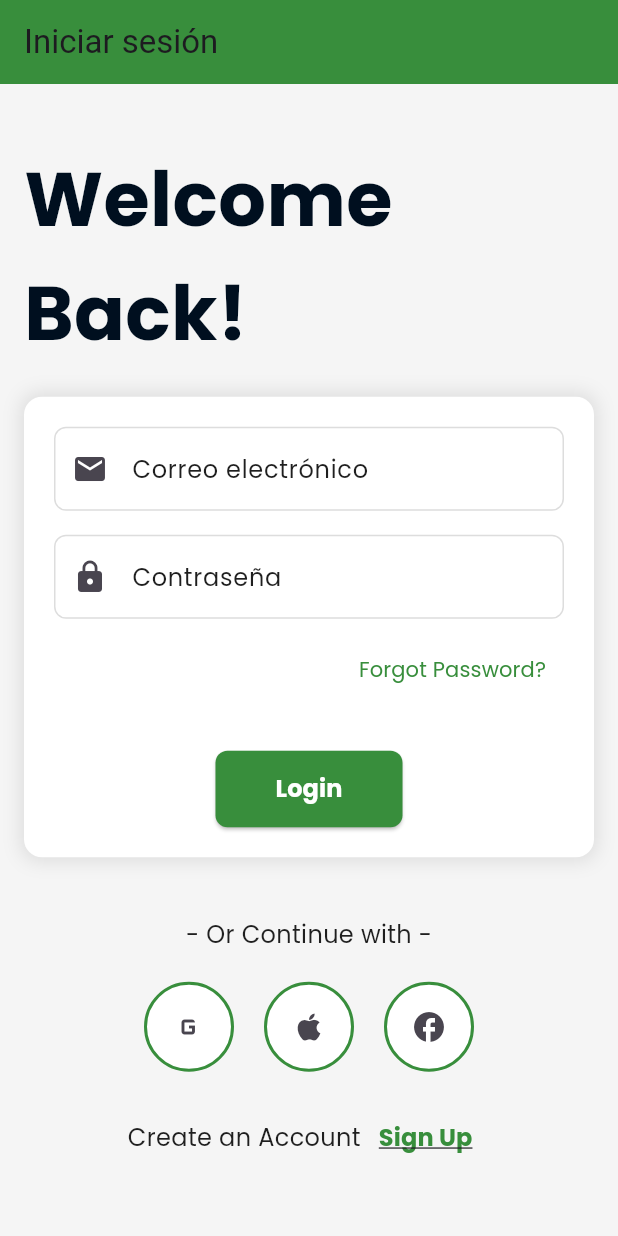
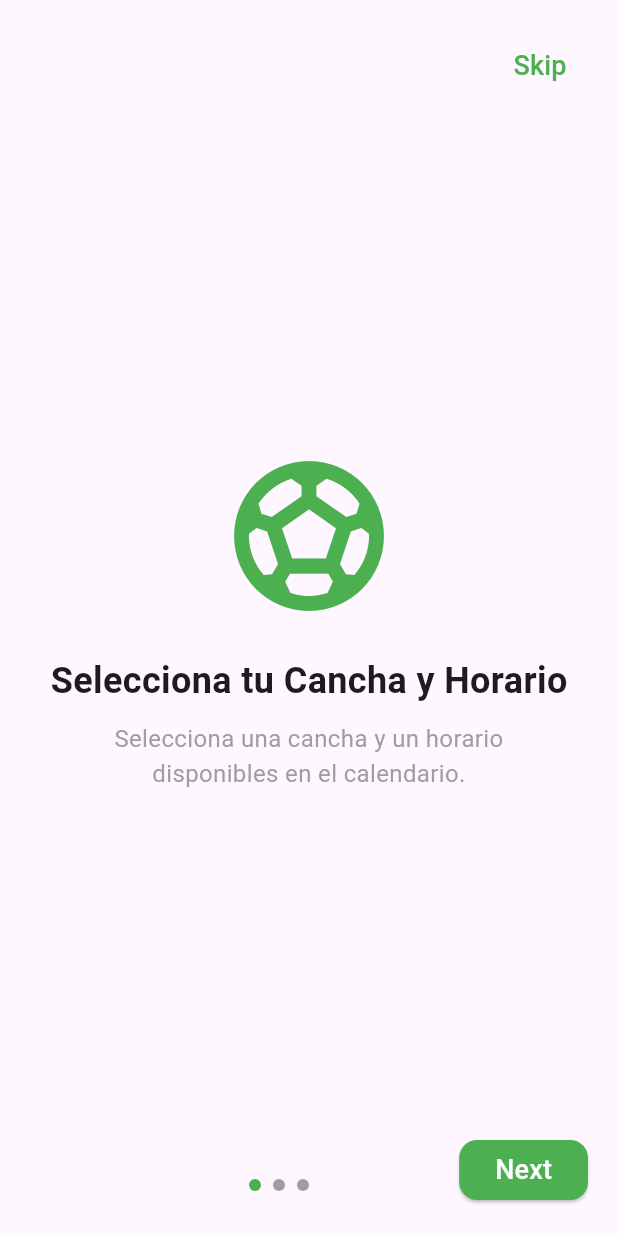
Before and after one commit to IanZelaya12/Proyecto_DevSouls, a Flutter app: the screen it shows after launch, on a phone screen of 412 x 824 dp. Run offline on Flutter 3.47's test engine with Material 3 defaults, Android fonts, the phone set to English and light mode, and no system bars; our stand-ins replace firebase_auth, firebase_core, google_fonts; accounts and stored records are empty.

Commit message:
Hice una intro con 3 pantallas

```diff
--- a/lib/main.dart
+++ b/lib/main.dart
@@ -3,6 +3,7 @@ import 'package:firebase_core/firebase_core.dart'; // Asegúrate de importar Fir
 import 'screens/login/login.dart'; // Pantalla de login
 import 'screens/register/register.dart'; // Pantalla de registro
 import 'screens/home/home.dart'; // Pantalla de home
+import 'screens/intro/pantalla_principal/intro_screen.dart'; // Pantalla de introducción (nuevo)
 
 void main() async {
   WidgetsFlutterBinding.ensureInitialized();
@@ -18,12 +19,14 @@ class MyApp extends StatelessWidget {
     return MaterialApp(
       title: 'Proyecto DevSouls',
       theme: ThemeData(
-        primarySwatch: Colors.green,
-      ), // Usamos un tema más relacionado con el color verde
-      initialRoute: 'init', // Ruta inicial
+        primarySwatch:
+            Colors.green, // Usamos un tema más relacionado con el color verde
+      ),
+      initialRoute: 'intro', // Cambiar la ruta inicial a 'intro'
       routes: {
-        'init': (context) =>
-            const LoginScreen(), // Pantalla de login actualizada
+        'intro': (context) =>
+            const IntroScreen(), // Ruta para las pantallas de introducción
+        'init': (context) => const LoginScreen(), // Ruta para el login
         'register': (context) =>
             const RegisterScreen(), // Ruta para el registro
         'home': (context) =>
--- /dev/null
+++ b/lib/screens/intro/pantalla_principal/intro_screen.dart
@@ -0,0 +1,165 @@
+// lib/screens/intro/intro_screen.dart
+import 'package:flutter/material.dart';
+import 'package:flutter/cupertino.dart'; // Si deseas usar Cupertino para un estilo iOS
+import 'package:firebase_auth/firebase_auth.dart'; // Importar Firebase Auth para redirigir al login
+
+class IntroScreen extends StatefulWidget {
+  const IntroScreen({super.key});
+
+  @override
+  _IntroScreenState createState() => _IntroScreenState();
+}
+
+class _IntroScreenState extends State<IntroScreen> {
+  // Controlador para manejar la navegación por las páginas
+  final PageController _pageController = PageController();
+  int _currentPage = 0; // Índice de la página actual
+
+  // Lista de títulos y descripciones
+  final List<Map<String, String>> _pages = [
+    {
+      'title': 'Selecciona tu Cancha y Horario',
+      'subtitle':
+          'Selecciona una cancha y un horario disponibles en el calendario.',
+    },
+    {
+      'title': 'Pantalla de Pago',
+      'subtitle':
+          'Confirma el resumen de tu reserva y completa el pago de forma segura.',
+    },
+    {
+      'title': 'Pantalla de Confirmación',
+      'subtitle':
+          'Tu reserva está lista! Recibirás los detalles y un código QR para entrar a la cancha.',
+    },
+  ];
+
+  // Cambiar de página
+  void _nextPage() {
+    if (_currentPage < _pages.length - 1) {
+      _pageController.nextPage(
+        duration: const Duration(milliseconds: 300),
+        curve: Curves.ease,
+      );
+    } else {
+      // Cuando llega a la última página, redirige al login
+      Navigator.pushReplacementNamed(context, 'init');
+    }
+  }
+
+  // Cambiar de página al hacer swipe
+  void _onPageChanged(int index) {
+    setState(() {
+      _currentPage = index;
+    });
+  }
+
+  @override
+  Widget build(BuildContext context) {
+    return Scaffold(
+      body: SafeArea(
+        child: Stack(
+          children: [
+            // PageView con las pantallas de introducción
+            PageView.builder(
+              controller: _pageController,
+              onPageChanged: _onPageChanged,
+              itemCount: _pages.length,
+              itemBuilder: (context, index) {
+                return _buildPage(index);
+              },
+            ),
+            // Puntos de navegación abajo
+            Positioned(
+              bottom: 30,
+              left:
+                  MediaQuery.of(context).size.width / 2 -
+                  40, // Centrado horizontalmente
+              child: Row(
+                children: List.generate(
+                  _pages.length,
+                  (index) => Container(
+                    margin: const EdgeInsets.only(right: 8.0),
+                    height: 8.0,
+                    width: 8.0,
+                    decoration: BoxDecoration(
+                      color: _currentPage == index ? Colors.green : Colors.grey,
+                      shape: BoxShape.circle,
+                    ),
+                  ),
+                ),
+              ),
+            ),
+            // Botón Skip en la esquina superior derecha
+            Positioned(
+              top: 20,
+              right: 20,
+              child: TextButton(
+                onPressed: () {
+                  Navigator.pushReplacementNamed(
+                    context,
+                    'init',
+                  ); // Redirigir al login
+                },
+                child: const Text(
+                  'Skip',
+                  style: TextStyle(fontSize: 18, color: Colors.green),
+                ),
+              ),
+            ),
+            // Botón Next en la esquina inferior derecha
+            Positioned(
+              bottom: 20,
+              right: 20,
+              child: ElevatedButton(
+                onPressed: _nextPage,
+                style: ElevatedButton.styleFrom(
+                  backgroundColor: Colors.green, // Color del botón
+                  shape: RoundedRectangleBorder(
+                    borderRadius: BorderRadius.circular(12),
+                  ),
+                ),
+                child: const Text(
+                  'Next',
+                  style: TextStyle(fontSize: 18, color: Colors.white),
+                ),
+              ),
+            ),
+          ],
+        ),
+      ),
+    );
+  }
+
+  // Método para construir cada página
+  Widget _buildPage(int index) {
+    return Column(
+      mainAxisAlignment: MainAxisAlignment.center,
+      children: [
+        // Icono o ilustración de la página
+        Icon(
+          Icons
+              .sports_soccer, // Esto es solo un ejemplo, puedes cambiarlo según la página
+          size: 120,
+          color: Colors.green,
+        ),
+        const SizedBox(height: 20),
+        // Título de la página
+        Text(
+          _pages[index]['title']!,
+          style: const TextStyle(fontSize: 24, fontWeight: FontWeight.bold),
+        ),
+        const SizedBox(height: 10),
+        // Subtítulo de la página
+        Padding(
+          padding: const EdgeInsets.symmetric(horizontal: 40.0),
+          child: Text(
+            _pages[index]['subtitle']!,
+            textAlign: TextAlign.center,
+            style: const TextStyle(fontSize: 16, color: Colors.grey),
+          ),
+        ),
+      ],
+    );
+  }
+}
```
Also changed, not shown: lib/screens/intro/pantalla_principal/page_1.dart (added, +30 -0 lines), lib/screens/intro/pantalla_principal/page_2.dart (added, +30 -0 lines), lib/screens/intro/pantalla_principal/page_3.dart (added, +30 -0 lines).
